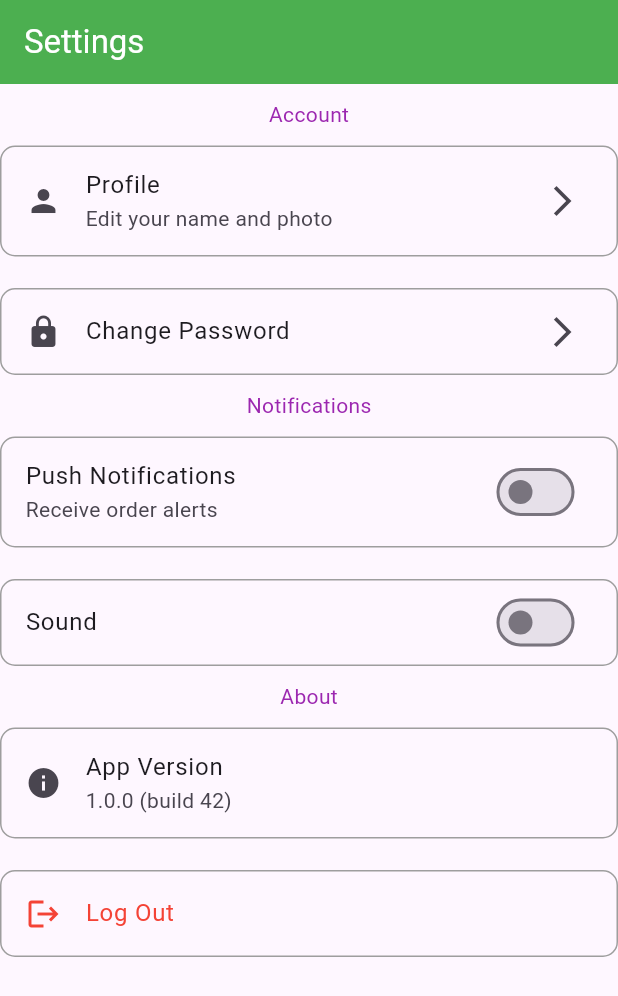
After one commit to Metkkka/FlutterExe, a Flutter app: the screen it shows after launch, after a tap on the "settings" icon, on a phone screen of 412 x 824 dp. The commit adds this screen. Shown: the top 996 px of the screen. Run offline on Flutter 3.47's test engine with Material 3 defaults, Android fonts, the light colour scheme and no system bars.

Commit message:
More widgets tested

```diff
--- a/lib/main.dart
+++ b/lib/main.dart
@@ -2,6 +2,7 @@
 import 'package:flutter/cupertino.dart';
 import 'package:flutter/material.dart';
 import 'package:metkaexeflutter/data/notifiers.dart';
+import 'package:metkaexeflutter/pages/welcome_page.dart';
 import 'package:metkaexeflutter/views/widget_tree.dart';
 //
 // void main() {
--- /dev/null
+++ b/lib/pages/settings_page.dart
@@ -0,0 +1,141 @@
+import 'package:flutter/material.dart';
+
+class SettingsPage extends StatefulWidget {
+  const SettingsPage({super.key});
+
+  @override
+  State<SettingsPage> createState() => _SettingsPageState();
+}
+
+class _SettingsPageState extends State<SettingsPage> {
+
+  bool onOffNotif = false;
+  bool onOffSound = false;
+
+  @override
+  Widget build(BuildContext context) {
+    return Scaffold(
+      appBar: AppBar(
+        title: Text("Settings"),
+        backgroundColor: Colors.green,
+        foregroundColor: Colors.white,
+        // automaticallyImplyLeading: false, //Removes '<' that goes on the previous page.
+      ),
+      body: Column(
+        children: [
+          Padding(
+            padding: const EdgeInsets.all(10.5),
+            child: Text(
+              "Account",
+              style: TextStyle(color: Colors.purple),
+            ),
+          ),
+          ListTile(
+            title: Text("Profile"),
+            subtitle: Text("Edit your name and photo"),
+            leading : Icon(Icons.person),
+            trailing: Icon(Icons.arrow_forward_ios_outlined),
+            shape: RoundedRectangleBorder(
+                borderRadius: BorderRadiusGeometry.circular(10),
+                side: BorderSide(
+                    color: Colors.grey
+                )
+            ),
+          ),
+          Padding(
+            padding: const EdgeInsets.all(10.5),
+          ),
+          ListTile(
+            title: Text("Change Password"),
+            leading : Icon(Icons.lock),
+            trailing: Icon(Icons.arrow_forward_ios_outlined),
+            shape: RoundedRectangleBorder(
+                borderRadius: BorderRadiusGeometry.circular(10),
+                side: BorderSide(
+                    color: Colors.grey
+                )
+            ),
+          ),
+          Padding(
+            padding: const EdgeInsets.all(10.5),
+            child: Text(
+              "Notifications",
+              style: TextStyle(color: Colors.purple),
+            ),
+          ),
+          ListTile(
+            title: Text("Push Notifications"),
+            subtitle: Text("Receive order alerts"),
+            trailing: Switch(
+                value: onOffNotif,
+                onChanged: (bool switchValue) {
+                  setState(() {
+                    onOffNotif = switchValue;
+                  });
+                }
+            ),
+            shape: RoundedRectangleBorder(
+                borderRadius: BorderRadiusGeometry.circular(10),
+                side: BorderSide(
+                    color: Colors.grey
+                )
+            ),
+          ),
+          Padding(
+            padding: const EdgeInsets.all(10.5),
+          ),
+          ListTile(
+            title: Text("Sound"),
+            trailing: Switch(
+            value: onOffSound,
+            onChanged: (bool switchValue) {
+              setState(() {
+                onOffSound = switchValue;
+              });
+            }
+            ),
+            shape: RoundedRectangleBorder(
+                borderRadius: BorderRadiusGeometry.circular(10),
+                side: BorderSide(
+                    color: Colors.grey
+                )
+            ),
+          ),
+          Padding(
+            padding: const EdgeInsets.all(10.5),
+            child: Text(
+              "About",
+              style: TextStyle(color: Colors.purple),
+            ),
+          ),
+          ListTile(
+            title: Text("App Version"),
+            subtitle: Text("1.0.0 (build 42)"),
+            leading : Icon(Icons.info),
+            shape: RoundedRectangleBorder(
+                borderRadius: BorderRadiusGeometry.circular(10),
+                side: BorderSide(
+                    color: Colors.grey
+                )
+            ),
+          ),
+          Padding(
+              padding: const EdgeInsets.all(10.5)
+          ),
+          ListTile(
+            title: Text("Log Out"),
+            leading: Icon(Icons.logout),
+            iconColor: Colors.red,
+            textColor: Colors.red,
+            shape: RoundedRectangleBorder(
+                borderRadius: BorderRadiusGeometry.circular(10),
+                side: BorderSide(
+                    color: Colors.grey
+                )
+            ),
+          )
+        ],
+      ),
+    );
+  }
+}
--- /dev/null
+++ b/lib/pages/welcome_page.dart
@@ -0,0 +1,21 @@
+import 'package:flutter/material.dart';
+import 'package:metkaexeflutter/views/widget_tree.dart';
+import 'package:metkaexeflutter/widget/hero_widget.dart';
+
+class WelcomePage extends StatelessWidget {
+  const WelcomePage({super.key});
+
+  @override
+  Widget build(BuildContext context) {
+    return Scaffold(
+      body: Center(
+        child: Column(
+          mainAxisAlignment: MainAxisAlignment.center,
+          children: [
+
+          ],
+        ),
+      ),
+    );
+  }
+}
--- a/lib/views/widget_tree.dart
+++ b/lib/views/widget_tree.dart
@@ -1,11 +1,13 @@
 import 'package:flutter/material.dart';
 import 'package:metkaexeflutter/data/notifiers.dart';
-import 'package:metkaexeflutter/views/pages/home_page.dart';
-import 'package:metkaexeflutter/views/pages/profile_page.dart';
+import 'package:metkaexeflutter/pages/home_page.dart';
+import 'package:metkaexeflutter/pages/profile_page.dart';
+import 'package:metkaexeflutter/pages/settings_page.dart';
+import 'package:metkaexeflutter/pages/welcome_page.dart';
 
 import '../widget/navbar_widget.dart';
 
-List<Widget> pages = [HomePage(), ProfilePage()];
+List<Widget> pages = [HomePage(name: "Metka"), ProfilePage()];
 
 class WidgetTree extends StatelessWidget {
   const WidgetTree({super.key});
@@ -19,6 +21,7 @@ class WidgetTree extends StatelessWidget {
               appBar: AppBar(
                 title: Text("Brink | POS"),
                 backgroundColor: Colors.green,
+                foregroundColor: Colors.white,
                 actions: [
                   IconButton(
                       onPressed: () {
@@ -34,10 +37,20 @@ class WidgetTree extends StatelessWidget {
                             }
                           }
                       )
+                  ),
+                  IconButton(
+                      onPressed: () {
+                        Navigator.pushReplacement(context, MaterialPageRoute(builder: (context) {
+                          return SettingsPage();
+                        }
+                        )
+                        );
+                      },
+                      icon: Icon(Icons.settings)
                   )
                 ],
               ),
-              body: pages[selectedPage],
+              body: WelcomePage(),
               bottomNavigationBar: NavbarWidget()
           );
         }
--- a/pubspec.yaml
+++ b/pubspec.yaml
@@ -58,8 +58,8 @@ flutter:
   uses-material-design: true
 
   # To add assets to your application, add an assets section, like this:
-  # assets:
-  #   - images/a_dot_burr.jpeg
+  assets:
+    - assets/
   #   - images/a_dot_ham.jpeg
 
   # An image asset can refer to one or more resolution-specific "variants", see
```
Also changed, not shown: lib/pages/home_page.dart (added, +43 -0 lines), lib/pages/profile_page.dart (added, +141 -0 lines), lib/views/pages/home_page.dart (deleted, +0 -59 lines), lib/views/pages/profile_page.dart (deleted, +0 -60 lines), lib/widget/hero_widget.dart (added, +16 -0 lines), assets/192x192.png (added).
